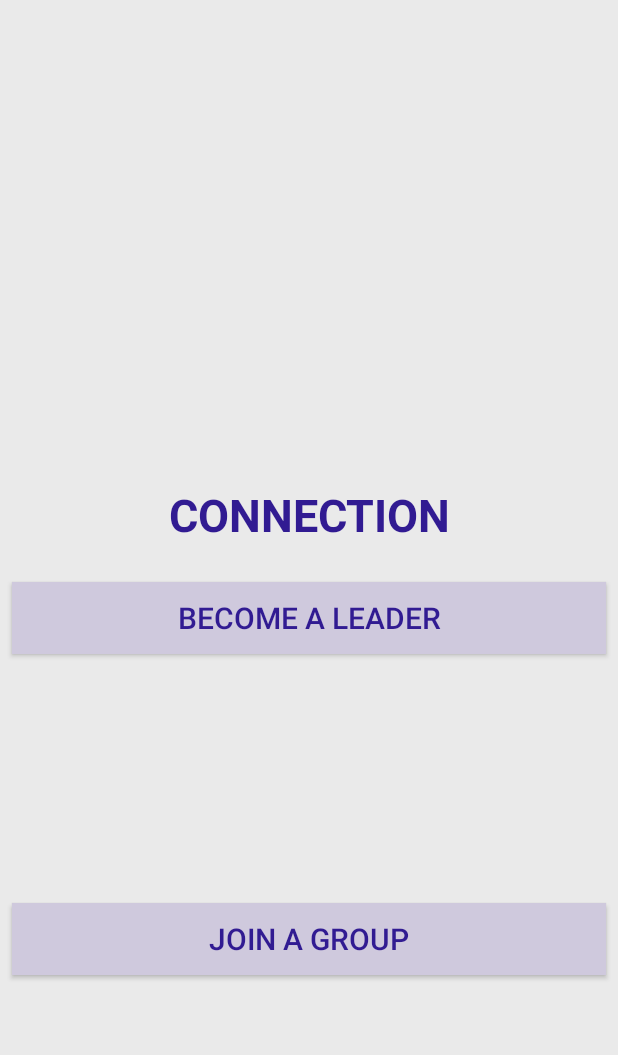
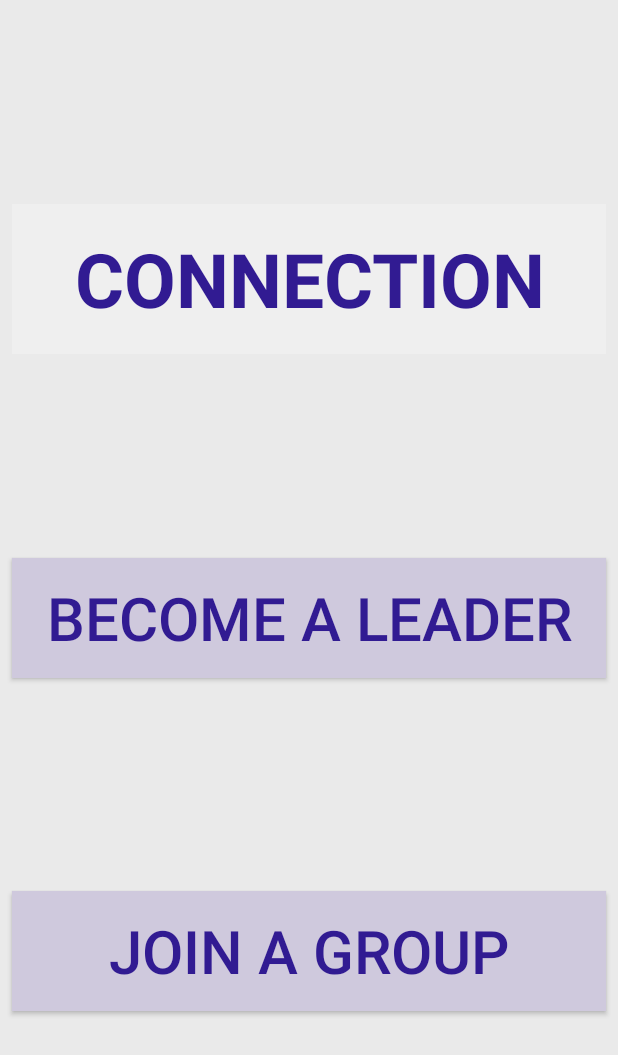
Before and after one commit to cloudyhug/EPJazz, an Android app: the layout connexion.xml on its own in the app's theme, with its tools: preview values and no code run, on a phone screen of 412 x 824 dp. Shown: the top 1055 px of the screen. Run offline under Robolectric (Android 15) with nearby library versions, the phone set to English and light mode, and no system bars.

Commit message:
commit from ocaml network

```diff
--- a/Interface/app/src/main/java/com/example/charl/jazz/BaseDD.java
+++ b/Interface/app/src/main/java/com/example/charl/jazz/BaseDD.java
@@ -188,7 +188,7 @@ public class BaseDD extends Fragment {
             modeOn = false;
             ImageViewCompat.setImageTintList(
                     fabDel,
-                    ColorStateList.valueOf(Color.parseColor("#FF6E40"))
+                    ColorStateList.valueOf(Color.parseColor("#c9c9c9"))
             );
             fabDel.setBackgroundTintList(ColorStateList.valueOf(Color.WHITE));
 
@@ -212,7 +212,7 @@ public class BaseDD extends Fragment {
                 modeOn = false;
                 ImageViewCompat.setImageTintList(
                         fabDel,
-                        ColorStateList.valueOf(Color.parseColor("#FF6E40"))
+                        ColorStateList.valueOf(Color.parseColor("#c9c9c9"))
                 );
                 fabDel.setBackgroundTintList(ColorStateList.valueOf(Color.WHITE));
             }
@@ -224,7 +224,7 @@ public class BaseDD extends Fragment {
                 modeOn = false;
                 ImageViewCompat.setImageTintList(
                         fabDel,
-                        ColorStateList.valueOf(Color.parseColor("#FF6E40"))
+                        ColorStateList.valueOf(Color.parseColor("#c9c9c9"))
                 );
                 fabDel.setBackgroundTintList(ColorStateList.valueOf(Color.WHITE));
 
--- a/Interface/app/src/main/java/com/example/charl/jazz/BddDelete.java
+++ b/Interface/app/src/main/java/com/example/charl/jazz/BddDelete.java
@@ -32,7 +32,7 @@ public class BddDelete extends Activity{
         int width = dm.widthPixels;
         int height = dm.heightPixels;
 
-        getWindow().setLayout((int)(width*.8),(int)(height*.4));
+        getWindow().setLayout((int)(width*.5),(int)(height*.4));
 
 
         no.setOnClickListener(
--- a/Interface/app/src/main/java/com/example/charl/jazz/Connexion.java
+++ b/Interface/app/src/main/java/com/example/charl/jazz/Connexion.java
@@ -26,7 +26,7 @@ public class Connexion extends Activity{
         int width = dm.widthPixels;
         int height = dm.heightPixels;
 
-        getWindow().setLayout((int)(width*.8),(int)(height*.4));
+        getWindow().setLayout((int)(width*.5),(int)(height*.4));
 
 
 
--- a/Interface/app/src/main/res/layout/bdd.xml
+++ b/Interface/app/src/main/res/layout/bdd.xml
@@ -59,12 +59,11 @@
         android:layout_marginRight="8dp"
         android:src="@android:drawable/ic_menu_delete"
 
-        android:tint="@color/colorTab"
+        android:tint="#c9c9c9"
         app:backgroundTint="@color/colorTitle"
         app:layout_constraintBottom_toBottomOf="parent"
 
-        app:layout_constraintEnd_toStartOf="@+id/fab"
-        app:rippleColor="@color/colorTab" />
+        app:layout_constraintEnd_toStartOf="@+id/fab" />
 
 
 </android.support.constraint.ConstraintLayout>
--- a/Interface/app/src/main/res/layout/connexion.xml
+++ b/Interface/app/src/main/res/layout/connexion.xml
@@ -17,26 +17,31 @@
 
     <TextView
         android:id="@+id/textView4"
-        android:layout_width="wrap_content"
-        android:layout_height="41dp"
+        android:layout_width="match_parent"
+        android:layout_height="100dp"
         android:layout_below="@+id/appBarLayout"
         android:layout_centerHorizontal="true"
-        android:layout_marginBottom="24dp"
+        android:layout_marginBottom="8dp"
         android:layout_marginEnd="8dp"
         android:layout_marginStart="8dp"
+        android:layout_marginTop="8dp"
+        android:background="#efefef"
         android:text="CONNECTION"
+        android:gravity="center"
+        android:textAlignment="center"
+        android:textColor="@color/colorAccent"
+        android:textSize="50sp"
         android:textStyle="bold"
-        android:textColor="@color/colorAccent"
-        android:textSize="30sp"
         app:layout_constraintBottom_toTopOf="@+id/button2"
         app:layout_constraintEnd_toEndOf="parent"
         app:layout_constraintHorizontal_bias="0.502"
-        app:layout_constraintStart_toStartOf="parent" />
+        app:layout_constraintStart_toStartOf="parent"
+        app:layout_constraintTop_toTopOf="@+id/appBarLayout" />
 
     <Button
         android:id="@+id/button"
         android:layout_width="0dp"
-        android:layout_height="wrap_content"
+        android:layout_height="80dp"
         android:layout_below="@+id/button2"
         android:layout_centerHorizontal="true"
         android:layout_marginBottom="8dp"
@@ -47,7 +52,7 @@
         android:text="Join a group"
 
         android:textColor="@color/colorAccent"
-        android:textSize="20sp"
+        android:textSize="40sp"
         app:layout_constraintBottom_toBottomOf="parent"
         app:layout_constraintEnd_toEndOf="parent"
         app:layout_constraintStart_toStartOf="parent"
@@ -56,7 +61,7 @@
     <Button
         android:id="@+id/button2"
         android:layout_width="0dp"
-        android:layout_height="wrap_content"
+        android:layout_height="80dp"
         android:layout_alignLeft="@+id/button"
         android:layout_alignStart="@+id/button"
         android:layout_marginBottom="8dp"
@@ -68,7 +73,7 @@
 
         android:text="Become a leader"
         android:textColor="@color/colorAccent"
-        android:textSize="20sp"
+        android:textSize="40sp"
         app:layout_constraintBottom_toBottomOf="parent"
         app:layout_constraintEnd_toEndOf="parent"
         app:layout_constraintHorizontal_bias="0.502"
```
Also changed, not shown: Interface/app/src/main/java/com/example/charl/jazz/ChordManager.java (+63 -109 lines), Interface/app/src/main/java/com/example/charl/jazz/State.java (added, +60 -0 lines), Interface/app/src/main/java/com/example/charl/jazz/Transition.java (added, +41 -0 lines), Interface/app/src/main/res/layout/bdd_delete.xml (+11 -7 lines).
